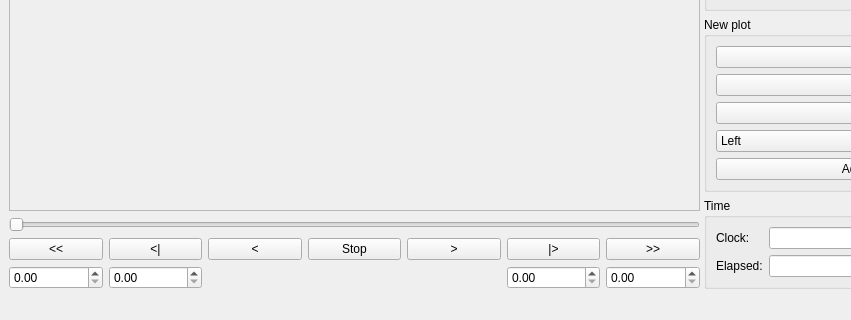
Qt form gait_driver/tplot_main_window.ui (mjbots/mjmech) before a commit; both pictures show x 0 to 851 and y 518 to 838 of the 1010 by 838 pixel window.
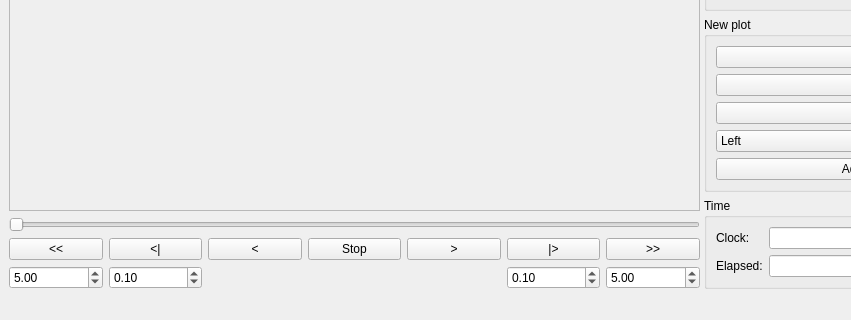
The same form after that commit.

Commit message: tplot: Support the playback buttons in addition to the scrubber.

Patch:
```diff
--- a/gait_driver/tplot_main_window.ui
+++ b/gait_driver/tplot_main_window.ui
@@ -100,16 +100,56 @@
            </widget>
           </item>
           <item row="1" column="0">
-           <widget class="QDoubleSpinBox" name="fastReverseSpin"/>
+           <widget class="QDoubleSpinBox" name="fastReverseSpin">
+            <property name="minimum">
+             <double>0.010000000000000</double>
+            </property>
+            <property name="maximum">
+             <double>1000.000000000000000</double>
+            </property>
+            <property name="singleStep">
+             <double>0.500000000000000</double>
+            </property>
+            <property name="value">
+             <double>5.000000000000000</double>
+            </property>
+           </widget>
           </item>
           <item row="1" column="1">
-           <widget class="QDoubleSpinBox" name="stepBackSpin"/>
+           <widget class="QDoubleSpinBox" name="stepBackSpin">
+            <property name="singleStep">
+             <double>0.010000000000000</double>
+            </property>
+            <property name="value">
+             <double>0.100000000000000</double>
+            </property>
+           </widget>
           </item>
           <item row="1" column="5">
-           <widget class="QDoubleSpinBox" name="stepForwardSpin"/>
+           <widget class="QDoubleSpinBox" name="stepForwardSpin">
+            <property name="singleStep">
+             <double>0.010000000000000</double>
+            </property>
+            <property name="value">
+             <double>0.100000000000000</double>
+            </property>
+           </widget>
           </item>
           <item row="1" column="6">
-           <widget class="QDoubleSpinBox" name="fastForwardSpin"/>
+           <widget class="QDoubleSpinBox" name="fastForwardSpin">
+            <property name="minimum">
+             <double>0.010000000000000</double>
+            </property>
+            <property name="maximum">
+             <double>1000.000000000000000</double>
+            </property>
+            <property name="singleStep">
+             <double>0.500000000000000</double>
+            </property>
+            <property name="value">
+             <double>5.000000000000000</double>
+            </property>
+           </widget>
           </item>
          </layout>
         </item>
```
Left out of the diff: 2 changed lines with no effect on the pictures. The commit also changes 1 other file.
